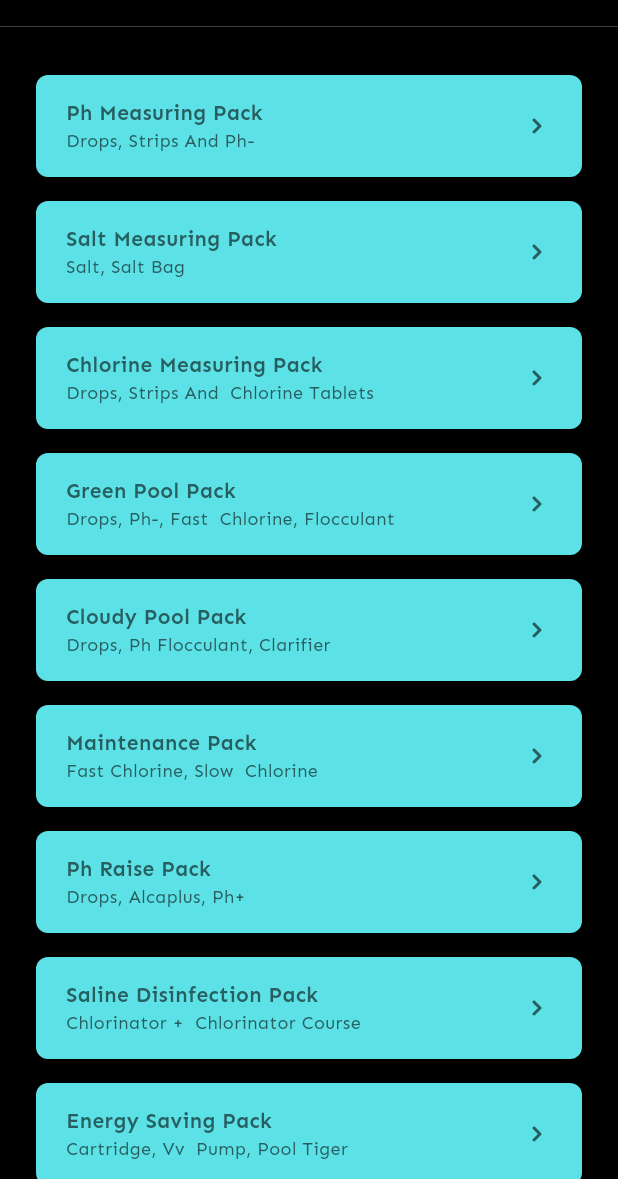
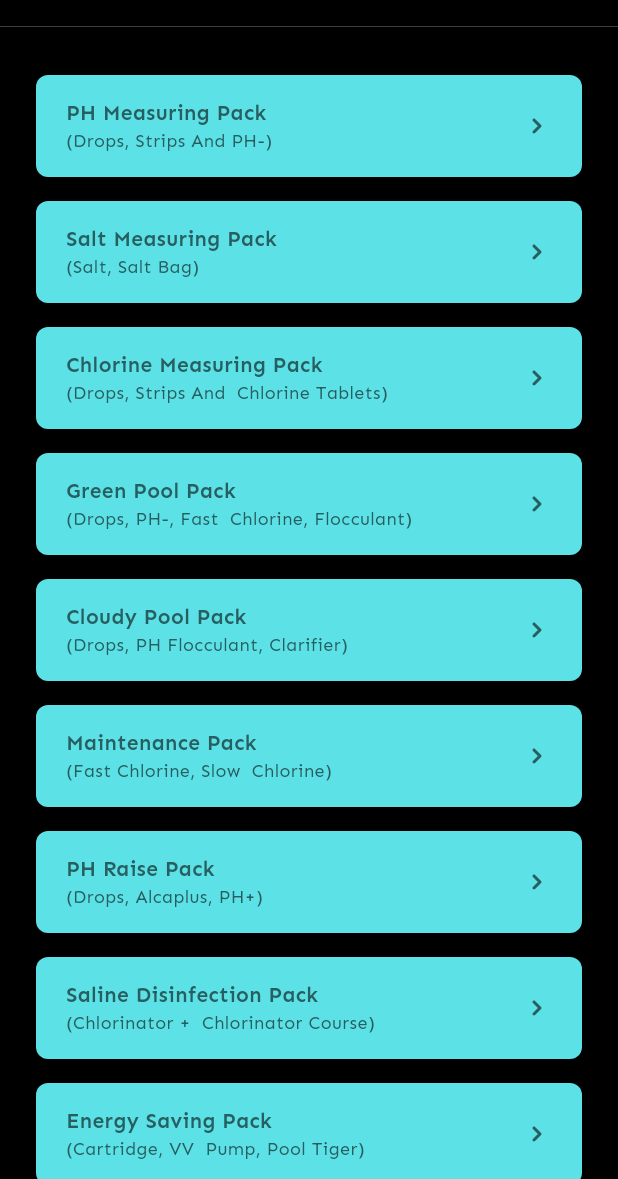
Before and after one commit to Zimmer550i/wet_dreams, a Flutter app: the BuySpecialProducts screen opened directly, on a phone screen of 412 x 824 dp, the part 57-1236 px from its top. Run offline on Flutter 3.47's test engine with Material 3 defaults, Android fonts, the phone set to English and light mode, and no system bars; our stand-ins replace cached_network_image, flutter_svg, get, image_cropper, image_picker, pinput and 1 more; accounts and stored records are empty; project files that could hold a hidden picture were left out.

Commit message:
fix: minor adjustments

```diff
--- a/lib/utils/formatter.dart
+++ b/lib/utils/formatter.dart
@@ -136,7 +136,7 @@ class Formatter {
         .split(' ')
         .map((word) {
           if (word.isEmpty) return word;
-          return word[0].toUpperCase() + word.substring(1).toLowerCase();
+          return word[0].toUpperCase() + word.substring(1);
         })
         .join(' ');
   }
--- a/lib/views/screens/home/buy_special_products.dart
+++ b/lib/views/screens/home/buy_special_products.dart
@@ -16,70 +16,70 @@ class BuySpecialProducts extends StatelessWidget {
   final List<ClickableButtonModel> data = const [
     ClickableButtonModel(
       title: "pH Measuring Pack",
-      subTitle: "drops, strips and pH-",
+      subTitle: "(Drops, strips and pH-)",
       icon: AppIcons.frame23,
       link:
           "https://www.youtube.com/watch?v=oYRw02g706M&pp=ygUNYmFuZ2xhZGVzaCA0aw%3D%3D",
     ),
     ClickableButtonModel(
       title: "Salt Measuring Pack",
-      subTitle: "salt, salt bag",
+      subTitle: "(Salt, salt bag)",
       icon: AppIcons.frame24,
       link:
           "https://www.youtube.com/watch?v=oYRw02g706M&pp=ygUNYmFuZ2xhZGVzaCA0aw%3D%3D",
     ),
     ClickableButtonModel(
       title: "Chlorine Measuring Pack",
-      subTitle: "drops, strips and  Chlorine tablets",
+      subTitle: "(Drops, strips and  Chlorine tablets)",
       icon: AppIcons.frame25,
       link:
           "https://www.youtube.com/watch?v=oYRw02g706M&pp=ygUNYmFuZ2xhZGVzaCA0aw%3D%3D",
     ),
     ClickableButtonModel(
       title: "Green Pool Pack",
-      subTitle: "drops, pH-, Fast  Chlorine, Flocculant",
+      subTitle: "(Drops, pH-, Fast  Chlorine, Flocculant)",
       icon: AppIcons.frame26,
       link:
           "https://www.youtube.com/watch?v=oYRw02g706M&pp=ygUNYmFuZ2xhZGVzaCA0aw%3D%3D",
     ),
     ClickableButtonModel(
       title: "Cloudy Pool Pack ",
-      subTitle: "drops, pH Flocculant, clarifier",
+      subTitle: "(Drops, pH Flocculant, clarifier)",
       icon: AppIcons.frame32,
       link:
           "https://www.youtube.com/watch?v=oYRw02g706M&pp=ygUNYmFuZ2xhZGVzaCA0aw%3D%3D",
     ),
     ClickableButtonModel(
       title: "Maintenance Pack",
-      subTitle: "fast chlorine, slow  chlorine",
+      subTitle: "(Fast chlorine, slow  chlorine)",
       icon: AppIcons.frame27,
       link:
           "https://www.youtube.com/watch?v=oYRw02g706M&pp=ygUNYmFuZ2xhZGVzaCA0aw%3D%3D",
     ),
     ClickableButtonModel(
       title: "pH Raise Pack ",
-      subTitle: "drops, alcaplus, pH+",
+      subTitle: "(Drops, alcaplus, pH+)",
       icon: AppIcons.frame28,
       link:
           "https://www.youtube.com/watch?v=oYRw02g706M&pp=ygUNYmFuZ2xhZGVzaCA0aw%3D%3D",
     ),
     ClickableButtonModel(
       title: "Saline Disinfection Pack",
-      subTitle: "chlorinator +  chlorinator course",
+      subTitle: "(Chlorinator +  chlorinator course)",
       icon: AppIcons.frame29,
       link:
           "https://www.youtube.com/watch?v=oYRw02g706M&pp=ygUNYmFuZ2xhZGVzaCA0aw%3D%3D",
     ),
     ClickableButtonModel(
       title: "Energy Saving Pack",
-      subTitle: "cartridge, VV  pump, pool tiger",
+      subTitle: "(Cartridge, VV  pump, pool tiger)",
       icon: AppIcons.frame30,
       link:
           "https://www.youtube.com/watch?v=oYRw02g706M&pp=ygUNYmFuZ2xhZGVzaCA0aw%3D%3D",
     ),
     ClickableButtonModel(
       title: "Premium Pool Pack",
-      subTitle: "Low salt, VV Pump, Pool Domina Course",
+      subTitle: "(Low salt, VV Pump, Pool Domina Course)",
       icon: AppIcons.frame31,
       link:
           "https://www.youtube.com/watch?v=oYRw02g706M&pp=ygUNYmFuZ2xhZGVzaCA0aw%3D%3D",
--- a/lib/views/screens/notifications.dart
+++ b/lib/views/screens/notifications.dart
@@ -50,11 +50,12 @@ class Notifications extends StatelessWidget {
                           },
                           icon: CustomSvg(asset: AppIcons.threeDot),
                           menuPadding: EdgeInsets.all(0),
+                          padding: EdgeInsets.all(0),
                           color: AppColors.black.shade400,
                           itemBuilder: (context) {
                             return [
                               PopupMenuItem(
-                                child: Text("Delete", style: AppTexts.tmdm),
+                                child: Text("Delete", style: AppTexts.tsmm),
                               ),
                             ];
                           },
--- a/lib/views/screens/template/buy_link_screen.dart
+++ b/lib/views/screens/template/buy_link_screen.dart
@@ -45,7 +45,7 @@ class BuyLinkScreen extends StatelessWidget {
                   Text(
                     data.subTitle ?? "",
                     textAlign: TextAlign.center,
-                    style: AppTexts.tlgb.copyWith(color: AppColors.black[50]),
+                    style: AppTexts.txsr.copyWith(color: AppColors.black[50]),
                   ),
                   const SizedBox(height: 16),
                   Text(
```
Also changed, not shown: 1 other file.
